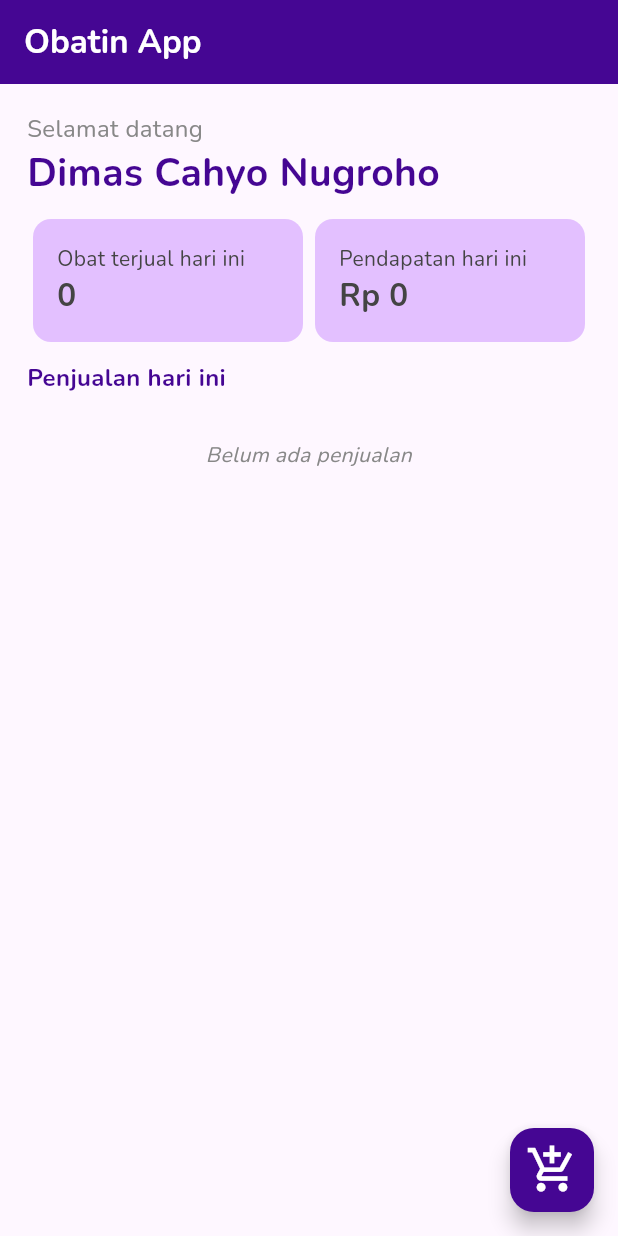
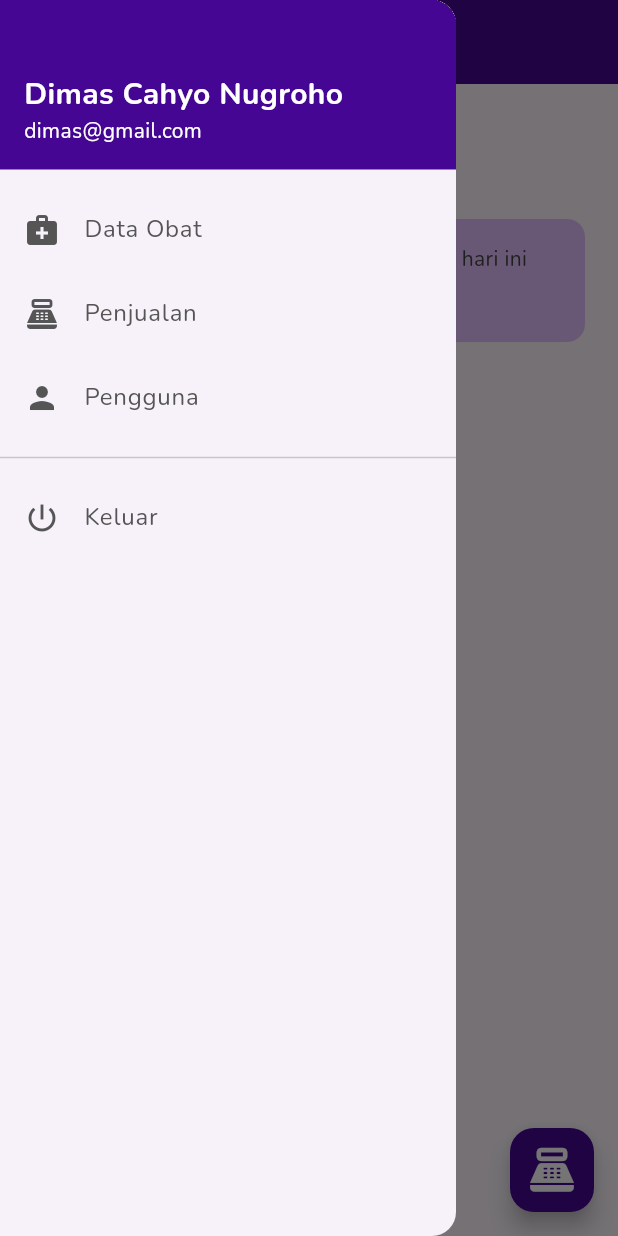
Before and after one commit to dimascahyo557/apotek_flutter, a Flutter app: the Home screen opened directly, with the side drawer open (before the commit the screen has no drawer), on a phone screen of 412 x 824 dp. Run offline on Flutter 3.47's test engine with Material 3 defaults, Android fonts, the phone set to English and light mode, and no system bars; our stand-ins replace image_picker, sqflite; accounts and stored records are empty.

Commit message:
add drawer to home page

```diff
--- a/lib/ui/home.dart
+++ b/lib/ui/home.dart
@@ -3,6 +3,8 @@ import 'package:apotek_flutter/helper/number_helper.dart';
 import 'package:apotek_flutter/model/models.dart';
 import 'package:apotek_flutter/repository/obat_repository.dart';
 import 'package:apotek_flutter/repository/penjualan_repository.dart';
+import 'package:apotek_flutter/ui/list_obat.dart';
+import 'package:apotek_flutter/ui/login.dart';
 import 'package:apotek_flutter/variables.dart';
 import 'package:apotek_flutter/widget/my_list_item.dart';
 import 'package:flutter/material.dart';
@@ -62,13 +64,14 @@ class _HomeState extends State<Home> {
         backgroundColor: Variables.colorPrimary,
         foregroundColor: Colors.white,
       ),
+      drawer: _buildDrawer(context),
       floatingActionButton: FloatingActionButton(
         onPressed: () {
           // Navigator.push(context, MaterialPageRoute(builder: (context) => TambahObatScreen()));
         },
         backgroundColor: Variables.colorPrimary,
         foregroundColor: Colors.white,
-        child: Icon(Icons.add_shopping_cart, size: 35,),
+        child: Icon(Icons.point_of_sale, size: 35,),
       ),
       body: Padding(
         padding: const EdgeInsets.all(18),
@@ -170,4 +173,107 @@ class _HomeState extends State<Home> {
       ),
     );
   }
+
+  Widget _buildDrawer(BuildContext context) {
+    return Drawer(
+      child: Column(
+        children: [
+          // custom header
+          Container(
+            width: double.infinity,
+            color: Variables.colorPrimary, // gunakan warna primary (ungu)
+            padding: const EdgeInsets.fromLTRB(16, 48, 16, 16),
+            child: SafeArea(
+              bottom: false,
+              child: Column(
+                crossAxisAlignment: CrossAxisAlignment.start,
+                children: const [
+                  Text(
+                    'Dimas Cahyo Nugroho',
+                    style: TextStyle(
+                      color: Colors.white,
+                      fontWeight: FontWeight.bold,
+                      fontSize: 20,
+                    ),
+                  ),
+                  Text(
+                    'dimas@gmail.com',
+                    style: TextStyle(
+                      color: Colors.white,
+                      fontSize: 14,
+                    ),
+                  ),
+                ],
+              ),
+            ),
+          ),
+
+          // menu items
+          Expanded(
+            child: ListView(
+              padding: EdgeInsets.zero,
+              children: [
+                const SizedBox(height: 12),
+
+                ListTile(
+                  leading: Icon(Icons.medical_services, color: Color(0xFF555555)),
+                  title: const Text('Data Obat', style: TextStyle(color: Color(0xFF555555))),
+                  onTap: () {
+                    Navigator.pop(context);
+                    // Navigasi ke halaman Data Obat
+                    Navigator.push(context, MaterialPageRoute(builder: (_) => ListObat()));
+                  },
+                ),
+
+                ListTile(
+                  leading: Icon(Icons.point_of_sale, color: Color(0xFF555555)),
+                  title: const Text('Penjualan', style: TextStyle(color: Color(0xFF555555))),
+                  onTap: () {
+                    Navigator.pop(context);
+                    // Navigator.push(context, MaterialPageRoute(builder: (_) => PenjualanScreen()));
+                  },
+                ),
+
+                ListTile(
+                  leading: Icon(Icons.person, color: Color(0xFF555555)),
+                  title: const Text('Pengguna', style: TextStyle(color: Color(0xFF555555))),
+                  onTap: () {
+                    Navigator.pop(context);
+                    // Navigator.push(context, MaterialPageRoute(builder: (_) => PenggunaScreen()));
+                  },
+                ),
+
+                const Divider(height: 24),
+
+                ListTile(
+                  leading: Icon(Icons.power_settings_new, color: Color(0xFF555555)),
+                  title: const Text('Keluar', style: TextStyle(color: Color(0xFF555555))),
+                  onTap: () {
+                    Navigator.pop(context);
+                    // logout app
+                    Navigator.pushReplacement(
+                      context,
+                      PageRouteBuilder(
+                        transitionDuration: Duration(milliseconds: 450),
+                        pageBuilder: (_, animation, secondaryAnimation) => Login(),
+                        transitionsBuilder: (_, animation, __, child) {
+                          final tween = Tween(begin: const Offset(0, 1), end: Offset.zero)
+                              .chain(CurveTween(curve: Curves.easeOut));
+
+                          return SlideTransition(
+                            position: animation.drive(tween),
+                            child: child,
+                          );
+                        },
+                      ),
+                    );
+                  },
+                ),
+              ],
+            ),
+          ),
+        ],
+      ),
+    );
+  }
 }
```
